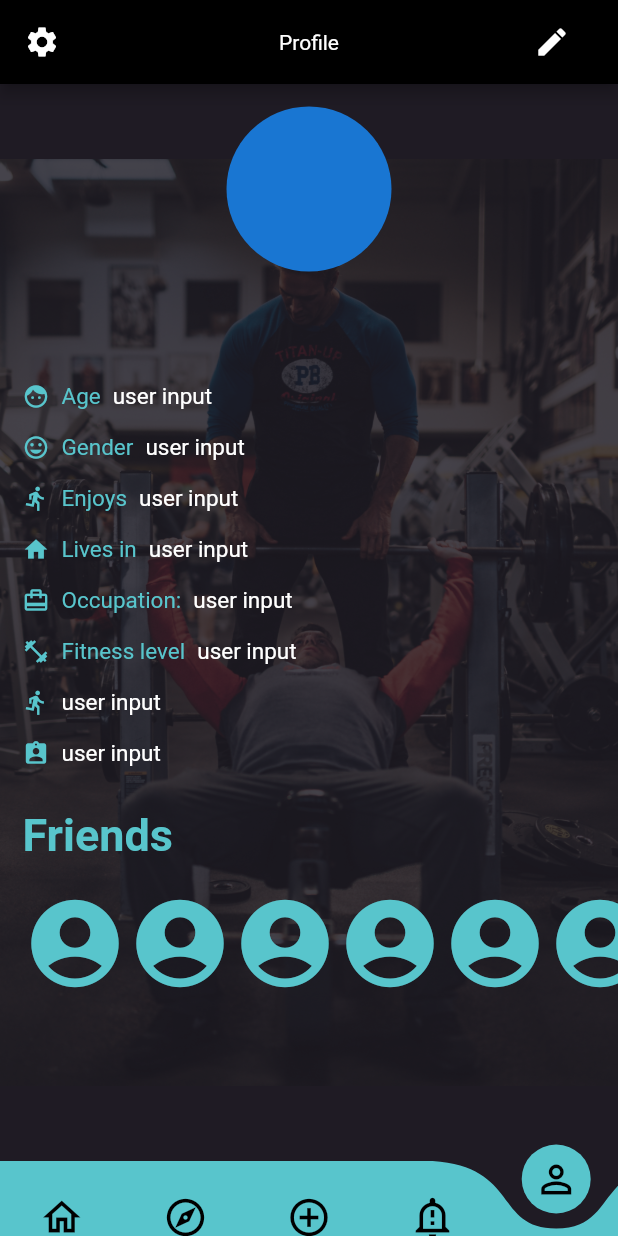
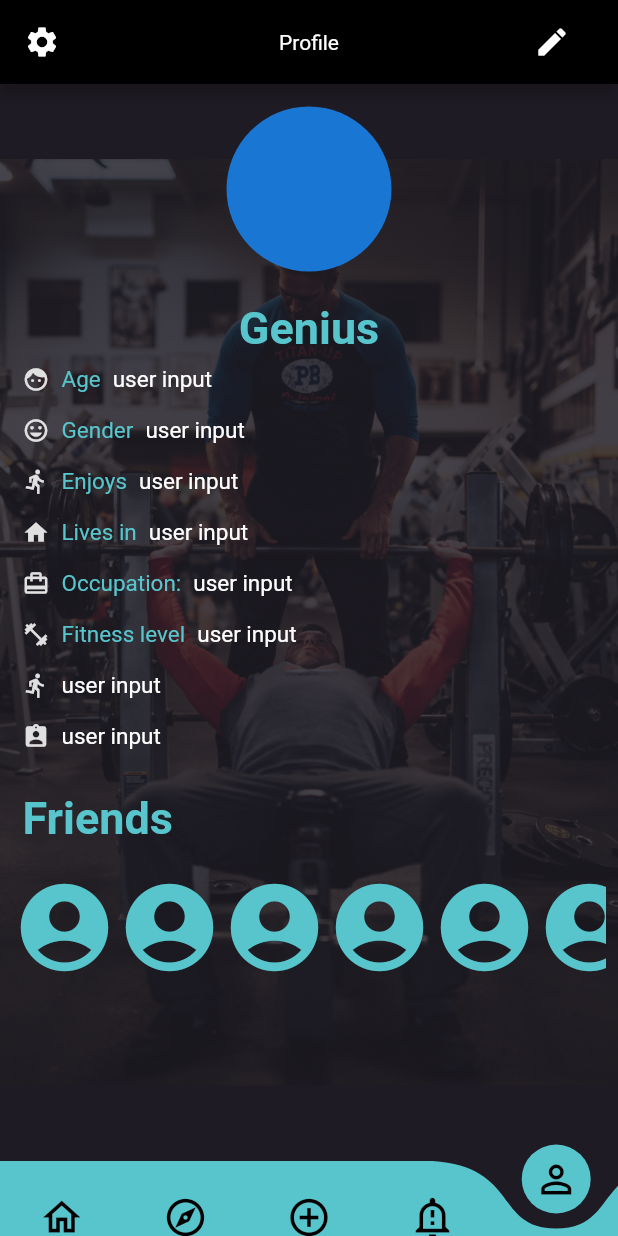
Before and after one commit to wencheng1298/CZ2006---RunCool, a Flutter app: the screen it shows once a user with an empty profile is signed in, item 5 of the bottom bar chosen, on a phone screen of 412 x 824 dp. Run offline on Flutter 3.47's test engine with Material 2 defaults, Android fonts, the light colour scheme and no system bars; drawn by our look-alikes of curved_navigation_bar; our stand-ins replace cloud_firestore, firebase_auth, firebase_core, flutter_spinkit, geolocator, google_maps_flutter and 1 more; missing offline and left inert: date_range_picker, flutter_polyline_points, geocoder, overlay, utm; accounts and stored records are empty; network calls fail.

Commit message:
More UI changes

```diff
--- a/runcool/lib/firebase/EventManagers/EventManager.dart
+++ b/runcool/lib/firebase/EventManagers/EventManager.dart
@@ -36,4 +36,8 @@ class EventManager {
   Stream<Event> getEventData(docID) {
     return events.doc(docID).snapshots().map(_eventDataFromSnapshot);
   }
+
+  Stream<QuerySnapshot> get eventsSnapshots {
+    return events.snapshots();
+  }
 }
--- a/runcool/lib/pages/ProfileUI.dart
+++ b/runcool/lib/pages/ProfileUI.dart
@@ -51,6 +51,32 @@ class ProfileUI extends StatefulWidget {
 
 class ProfileUIState extends State<ProfileUI> {
   final _auth = FirebaseAuth.instance;
+
+  List<String> friends = [
+    'Paula',
+    'Eugene',
+    'Sarah',
+    'Bob',
+    'Ho',
+    'RERE',
+    'BIZ'
+  ];
+  List<Widget> friendsWidgets = [];
+
+  void _fillFriends() {
+    setState(() {
+      friends.forEach((element) {
+        friendsWidgets
+            .add(Icon(Icons.account_circle, size: 70, color: kTurquoise));
+      });
+    });
+  }
+
+  @override
+  void initState() {
+    _fillFriends();
+    super.initState();
+  }
 
   double fontMainSize = 15;
   void Settings() {
@@ -131,17 +157,17 @@ class ProfileUIState extends State<ProfileUI> {
               ),
             ),
             Padding(
-                padding: const EdgeInsets.all(8.0),
+                padding: const EdgeInsets.only(top: 5),
                 //child: GetUserName(userId),
                 child: Text(
                   //'user input',
-                  user.uid,
-
+                  user.name ?? "Genius",
                   //name,
                   style: TextStyle(
                       fontSize: 30,
                       color: kTurquoise,
                       fontWeight: FontWeight.bold),
+                  textAlign: TextAlign.center,
                 )
                 //GetUserName(uid),
                 //'HZVHv7uJAbaZJk54FiamoGriJTs2'
@@ -159,7 +185,7 @@ class ProfileUIState extends State<ProfileUI> {
                 children: <Widget>[
                   Padding(
                     padding: const EdgeInsets.only(left: 15.0),
-                    child: Icon(Icons.face, size: 18, color: kTurquoise),
+                    child: Icon(Icons.face, size: 18, color: Colors.grey[300]),
                   ),
                   Padding(
                     padding: const EdgeInsets.all(8.0),
@@ -185,7 +211,7 @@ class ProfileUIState extends State<ProfileUI> {
                   Padding(
                     padding: const EdgeInsets.only(left: 15.0),
                     child: Icon(Icons.insert_emoticon,
-                        size: 18, color: kTurquoise),
+                        size: 18, color: Colors.grey[300]),
                   ),
                   Padding(
                     padding: const EdgeInsets.all(8.0),
@@ -210,8 +236,8 @@ class ProfileUIState extends State<ProfileUI> {
                 children: <Widget>[
                   Padding(
                     padding: const EdgeInsets.only(left: 15.0),
-                    child:
-                        Icon(Icons.directions_run, size: 18, color: kTurquoise),
+                    child: Icon(Icons.directions_run,
+                        size: 18, color: Colors.grey[300]),
                   ),
                   Padding(
                     padding: const EdgeInsets.all(8.0),
@@ -236,7 +262,7 @@ class ProfileUIState extends State<ProfileUI> {
                 children: <Widget>[
                   Padding(
                     padding: const EdgeInsets.only(left: 15.0),
-                    child: Icon(Icons.home, size: 18, color: kTurquoise),
+                    child: Icon(Icons.home, size: 18, color: Colors.grey[300]),
                   ),
                   Padding(
                     padding: const EdgeInsets.all(8.0),
@@ -260,7 +286,8 @@ class ProfileUIState extends State<ProfileUI> {
                 children: <Widget>[
                   Padding(
                     padding: const EdgeInsets.only(left: 15.0),
-                    child: Icon(Icons.card_travel, size: 18, color: kTurquoise),
+                    child: Icon(Icons.card_travel,
+                        size: 18, color: Colors.grey[300]),
                   ),
                   Padding(
                     padding: const EdgeInsets.all(8.0),
@@ -284,8 +311,8 @@ class ProfileUIState extends State<ProfileUI> {
                 children: <Widget>[
                   Padding(
                     padding: const EdgeInsets.only(left: 15.0),
-                    child:
-                        Icon(Icons.fitness_center, size: 18, color: kTurquoise),
+                    child: Icon(Icons.fitness_center,
+                        size: 18, color: Colors.grey[300]),
                   ),
                   Padding(
                     padding: const EdgeInsets.all(8.0),
@@ -308,8 +335,8 @@ class ProfileUIState extends State<ProfileUI> {
                 children: <Widget>[
                   Padding(
                     padding: const EdgeInsets.only(left: 15.0),
-                    child:
-                        Icon(Icons.directions_run, size: 18, color: kTurquoise),
+                    child: Icon(Icons.directions_run,
+                        size: 18, color: Colors.grey[300]),
                   ),
                   Padding(
                     padding: const EdgeInsets.all(8.0),
@@ -328,8 +355,8 @@ class ProfileUIState extends State<ProfileUI> {
                 children: <Widget>[
                   Padding(
                     padding: const EdgeInsets.only(left: 15.0),
-                    child:
-                        Icon(Icons.assignment_ind, size: 18, color: kTurquoise),
+                    child: Icon(Icons.assignment_ind,
+                        size: 18, color: Colors.grey[300]),
                   ),
                   Padding(
                     padding: const EdgeInsets.all(8.0),
@@ -360,25 +387,14 @@ class ProfileUIState extends State<ProfileUI> {
                 ],
               ),
             ),
-            Container(
-              height: 80,
-              child: ListView(
-                scrollDirection: Axis.horizontal,
-                children: <Widget>[
-                  Padding(
-                    padding: const EdgeInsets.only(left: 15.0),
-                    child:
-                        Icon(Icons.account_circle, size: 70, color: kTurquoise),
-                  ),
-                  Icon(Icons.account_circle, size: 70, color: kTurquoise),
-                  Icon(Icons.account_circle, size: 70, color: kTurquoise),
-                  Icon(Icons.account_circle, size: 70, color: kTurquoise),
-                  Icon(Icons.account_circle, size: 70, color: kTurquoise),
-                  Icon(Icons.account_circle, size: 70, color: kTurquoise),
-                  Icon(Icons.account_circle, size: 70, color: kTurquoise),
-                  Icon(Icons.account_circle, size: 70, color: kTurquoise),
-                  Icon(Icons.account_circle, size: 70, color: kTurquoise),
-                ],
+            Padding(
+              padding: const EdgeInsets.only(left: 8, right:8),
+              child: Container(
+                height: 80,
+                child: ListView(
+                  scrollDirection: Axis.horizontal,
+                  children: friendsWidgets,
+                ),
               ),
             ),
           ],
```
Also changed, not shown: runcool/lib/pages/Events/CreateEventUI.dart (+25 -4 lines), runcool/lib/pages/HomePageUI.dart (+19 -13 lines), runcool/lib/pages/MyActivitiesUI.dart (+25 -15 lines).
